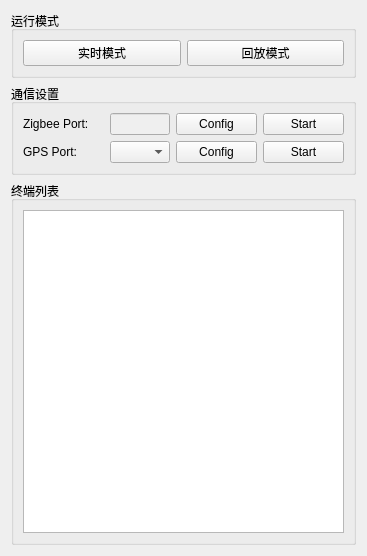
Above: mac/examples/GasInfo/devicelistwidget.ui from Quenii/ADCEVM before the change. Below: the same form after it.
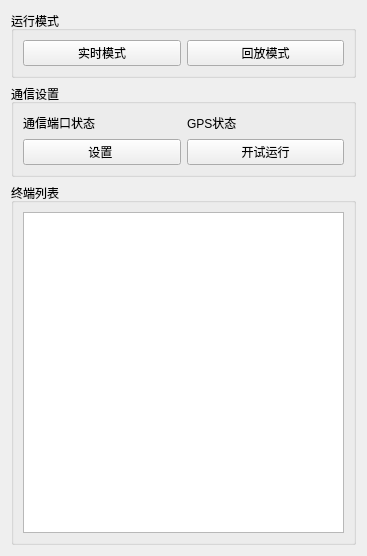
That is the form after the change. Custom widgets are drawn as their Qt base class.

```diff
--- a/mac/examples/GasInfo/devicelistwidget.ui
+++ b/mac/examples/GasInfo/devicelistwidget.ui
@@ -60,108 +60,94 @@
    </item>
    <item>
     <widget class="QGroupBox" name="groupBox">
+     <property name="enabled">
+      <bool>true</bool>
+     </property>
+     <property name="sizePolicy">
+      <sizepolicy hsizetype="Preferred" vsizetype="Preferred">
+       <horstretch>0</horstretch>
+       <verstretch>0</verstretch>
+      </sizepolicy>
+     </property>
+     <property name="maximumSize">
+      <size>
+       <width>16777215</width>
+       <height>127</height>
+      </size>
+     </property>
      <property name="title">
       <string>通信设置</string>
      </property>
-     <layout class="QHBoxLayout" name="horizontalLayout_5">
-      <item>
-       <layout class="QVBoxLayout" name="verticalLayout">
-        <item>
-         <layout class="QHBoxLayout" name="horizontalLayout_2">
-          <item>
+     <layout class="QGridLayout" name="gridLayout_2">
+      <item row="0" column="0">
+       <layout class="QGridLayout" name="gridLayout">
+        <item row="0" column="0">
            <widget class="QLabel" name="label_2">
             <property name="text">
-             <string>Zigbee Port:</string>
+           <string>通信端口状态</string>
             </property>
            </widget>
           </item>
-          <item>
-           <widget class="QLineEdit" name="lineEditDevice">
-            <property name="enabled">
-             <bool>false</bool>
-            </property>
+        <item row="0" column="1">
+         <widget class="HLed" name="ledComm" native="true">
             <property name="sizePolicy">
-             <sizepolicy hsizetype="Preferred" vsizetype="Fixed">
+           <sizepolicy hsizetype="Fixed" vsizetype="Fixed">
               <horstretch>0</horstretch>
               <verstretch>0</verstretch>
              </sizepolicy>
             </property>
             <property name="minimumSize">
              <size>
-              <width>60</width>
-              <height>0</height>
+            <width>20</width>
+            <height>20</height>
              </size>
             </property>
             <property name="maximumSize">
              <size>
-              <width>60</width>
-              <height>16777215</height>
+            <width>25</width>
+            <height>25</height>
              </size>
             </property>
            </widget>
           </item>
-          <item>
-           <widget class="QPushButton" name="pushButtonChangeSettings">
+        <item row="0" column="2">
+         <widget class="QLabel" name="label_4">
             <property name="text">
-             <string>Config</string>
+           <string>GPS状态</string>
             </property>
            </widget>
           </item>
-          <item>
-           <widget class="QPushButton" name="pushButtonOpen">
+        <item row="0" column="3">
+         <widget class="HLed" name="ledGps" native="true">
             <property name="sizePolicy">
-             <sizepolicy hsizetype="Minimum" vsizetype="Fixed">
+           <sizepolicy hsizetype="Fixed" vsizetype="Fixed">
               <horstretch>0</horstretch>
               <verstretch>0</verstretch>
              </sizepolicy>
             </property>
-            <property name="text">
-             <string>Start</string>
-            </property>
-           </widget>
-          </item>
-         </layout>
-        </item>
-        <item>
-         <layout class="QHBoxLayout" name="horizontalLayout">
-          <item>
-           <widget class="QLabel" name="label_3">
-            <property name="text">
-             <string>GPS Port:</string>
-            </property>
-           </widget>
-          </item>
-          <item>
-           <widget class="QComboBox" name="comboBoxGps">
-            <property name="sizePolicy">
-             <sizepolicy hsizetype="Preferred" vsizetype="Fixed">
-              <horstretch>0</horstretch>
-              <verstretch>0</verstretch>
-             </sizepolicy>
-            </property>
             <property name="minimumSize">
              <size>
-              <width>60</width>
-              <height>0</height>
+            <width>20</width>
+            <height>20</height>
              </size>
             </property>
             <property name="maximumSize">
              <size>
-              <width>60</width>
-              <height>16777215</height>
+            <width>25</width>
+            <height>25</height>
              </size>
             </property>
            </widget>
           </item>
-          <item>
-           <widget class="QPushButton" name="pushButtonChangeSettings_2">
+        <item row="1" column="0" colspan="2">
+         <widget class="QPushButton" name="pushButtonConfig">
             <property name="text">
-             <string>Config</string>
+           <string>设置 </string>
             </property>
            </widget>
           </item>
-          <item>
-           <widget class="QPushButton" name="pushButtonOpenGps">
+        <item row="1" column="2" colspan="2">
+         <widget class="QPushButton" name="pushButtonStart">
             <property name="sizePolicy">
              <sizepolicy hsizetype="Minimum" vsizetype="Fixed">
               <horstretch>0</horstretch>
@@ -169,11 +155,9 @@
              </sizepolicy>
             </property>
             <property name="text">
-             <string>Start</string>
-            </property>
-           </widget>
-          </item>
-         </layout>
+           <string>开试运行</string>
+          </property>
+         </widget>
         </item>
        </layout>
       </item>
@@ -204,6 +188,14 @@
    </item>
   </layout>
  </widget>
+ <customwidgets>
+  <customwidget>
+   <class>HLed</class>
+   <extends>QWidget</extends>
+   <header>hled.h</header>
+   <container>1</container>
+  </customwidget>
+ </customwidgets>
  <resources/>
  <connections/>
  <buttongroups>
```
Lines whose indentation alone changed are shown as unchanged.
